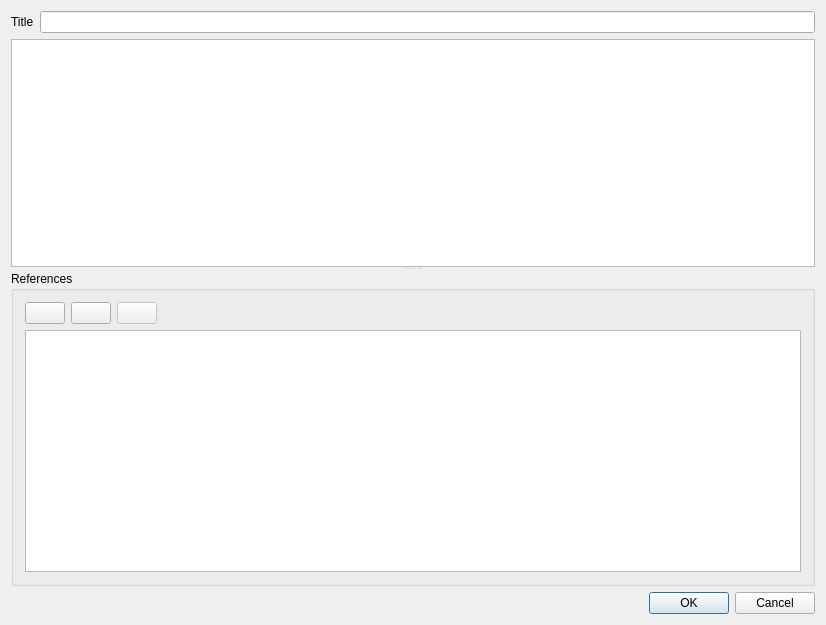
The window that AddSnippetDlg.ui (congchenutd/papernet) describes before a commit, drawn with Qt 5.
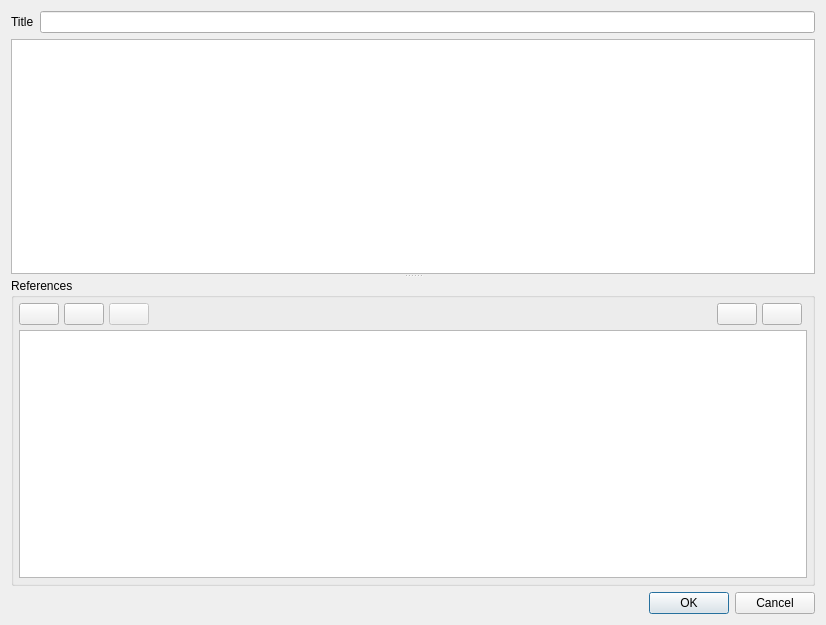
The same window after the commit. Icons and pictures are not drawn.

Commit message: switch between papers and snippets

Diff of the .ui file:
```diff
--- a/AddSnippetDlg.ui
+++ b/AddSnippetDlg.ui
@@ -35,6 +35,12 @@
        <string>References</string>
       </property>
       <layout class="QGridLayout" name="gridLayout">
+       <property name="margin">
+        <number>5</number>
+       </property>
+       <property name="spacing">
+        <number>5</number>
+       </property>
        <item row="0" column="0">
         <widget class="QPushButton" name="btAdd">
          <property name="icon">
@@ -54,20 +60,7 @@
          </property>
         </widget>
        </item>
-       <item row="0" column="3">
-        <spacer name="horizontalSpacer">
-         <property name="orientation">
-          <enum>Qt::Horizontal</enum>
-         </property>
-         <property name="sizeHint" stdset="0">
-          <size>
-           <width>40</width>
-           <height>20</height>
-          </size>
-         </property>
-        </spacer>
-       </item>
-       <item row="1" column="0" colspan="4">
+       <item row="1" column="0" colspan="7">
         <widget class="QListView" name="listView">
          <property name="sizePolicy">
           <sizepolicy hsizetype="Expanding" vsizetype="Preferred">
@@ -85,12 +78,50 @@
        </item>
        <item row="0" column="1">
         <widget class="QPushButton" name="btSelect">
+         <property name="toolTip">
+          <string>Select existing reference</string>
+         </property>
+         <property name="icon">
+          <iconset resource="MainWindow.qrc">
+           <normaloff>:/MainWindow/Images/Open.png</normaloff>:/MainWindow/Images/Open.png</iconset>
+         </property>
+        </widget>
+       </item>
+       <item row="0" column="4">
+        <widget class="QPushButton" name="btSwitchToPapers">
+         <property name="toolTip">
+          <string>Switch to papers</string>
+         </property>
          <property name="icon">
           <iconset resource="MainWindow.qrc">
            <normaloff>:/MainWindow/Images/ToiletPaper.png</normaloff>:/MainWindow/Images/ToiletPaper.png</iconset>
          </property>
         </widget>
        </item>
+       <item row="0" column="5">
+        <widget class="QPushButton" name="btSwitchToSnippets">
+         <property name="toolTip">
+          <string>Switch to snippets</string>
+         </property>
+         <property name="icon">
+          <iconset resource="MainWindow.qrc">
+           <normaloff>:/MainWindow/Images/Snippet.png</normaloff>:/MainWindow/Images/Snippet.png</iconset>
+         </property>
+        </widget>
+       </item>
+       <item row="0" column="3">
+        <spacer name="horizontalSpacer_2">
+         <property name="orientation">
+          <enum>Qt::Horizontal</enum>
+         </property>
+         <property name="sizeHint" stdset="0">
+          <size>
+           <width>40</width>
+           <height>20</height>
+          </size>
+         </property>
+        </spacer>
+       </item>
       </layout>
      </widget>
     </widget>
```
Left out of the diff: 6 changed lines with no effect on the pictures. The commit also changes 12 other files.
